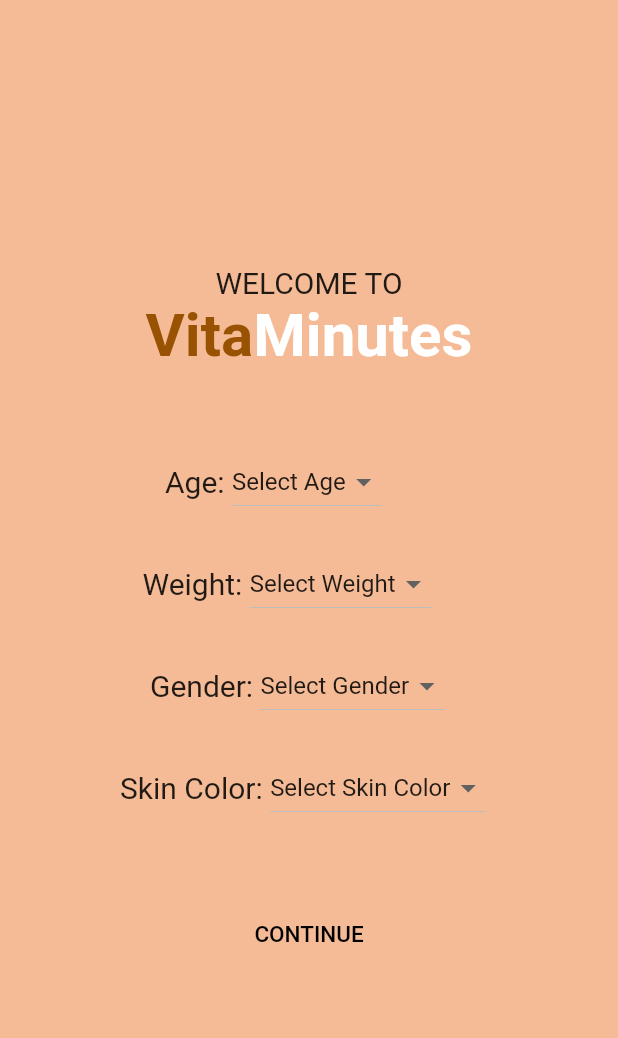
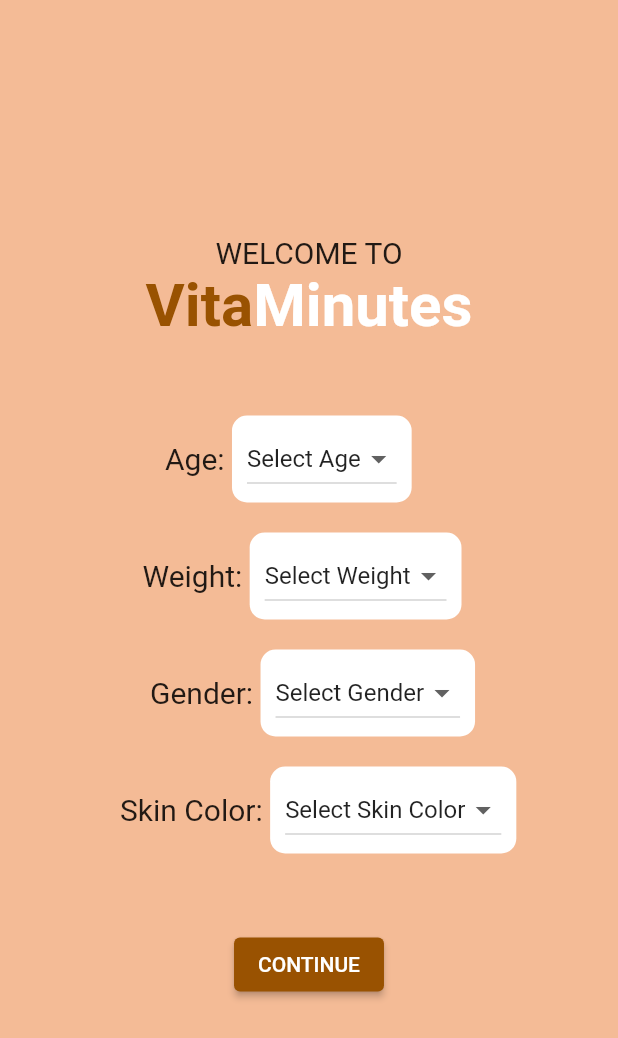
Before and after one commit to victorpolisetty/UVFlutter, a Flutter app: the screen it shows after launch, on a phone screen of 412 x 824 dp. Shown: the top 1038 px of the screen. Run offline on Flutter 3.47's test engine with Material 2 defaults, Android fonts, the light colour scheme and no system bars; our stand-ins replace geolocator, location.

Commit message:
First Page Finished

```diff
--- a/lib/main.dart
+++ b/lib/main.dart
@@ -105,7 +105,15 @@
                   child: Row(
                     children: [
                       Text("Age: ", style: TextStyle(fontSize: 20),),
-                      DropdownButton(
+
+                      Container(
+                        padding: EdgeInsets.symmetric(horizontal: 10, vertical: 5),
+                        decoration: BoxDecoration(
+                          color: Colors.white, borderRadius: BorderRadius.circular(10)
+                        ),
+
+                        child: Center(
+                          child: DropdownButton(
                               menuMaxHeight: 200,
                               value: ageValue,
                               items:
@@ -123,6 +131,8 @@
                                   ageValue = value.toString();
                                 });
                               }),
+                        ),
+                        )
                     ],
                   ),
                 ),
@@ -131,7 +141,14 @@
                   child: Row(
                     children: [
                       Text("Weight: ", style: TextStyle(fontSize: 20),),
-                      DropdownButton(
+
+                      Container(
+                        padding: EdgeInsets.symmetric(horizontal: 10, vertical: 5),
+                        decoration: BoxDecoration(
+                            color: Colors.white, borderRadius: BorderRadius.circular(10)
+                        ),
+
+                        child: DropdownButton(
                             menuMaxHeight: 200,
                             value: weightValue,
                             items:
@@ -140,7 +157,7 @@
                                   (val) {
                                 return DropdownMenuItem<String>(
                                   value: val,
-                                child: val == '99' ? Text('Select Weight') : Text(val),
+                                  child: val == '99' ? Text('Select Weight') : Text(val + ' lbs'),
                                 );
                               },
                             ).toList(),
@@ -149,6 +166,7 @@
                                 weightValue = value.toString();
                               });
                             }),
+                      )
                     ],
                   ),
                 ),
@@ -157,7 +175,14 @@
                   child: Row(
                     children: [
                       Text("Gender: ", style: TextStyle(fontSize: 20),),
-                      DropdownButton(
+
+                      Container(
+                        padding: EdgeInsets.symmetric(horizontal: 10, vertical: 5),
+                        decoration: BoxDecoration(
+                            color: Colors.white, borderRadius: BorderRadius.circular(10)
+                        ),
+
+                        child: DropdownButton(
                           menuMaxHeight: 200,
                           value: genderValue,
                           items: [
@@ -177,6 +202,7 @@
                               genderValue = value.toString();
                             });
                           }),
+                      )
                     ],
                   ),
                 ),
@@ -185,7 +211,14 @@
                   child: Row(
                     children: [
                       Text("Skin Color: ", style: TextStyle(fontSize: 20),),
-                      DropdownButton(
+
+                      Container(
+                      padding: EdgeInsets.symmetric(horizontal: 10, vertical: 5),
+                      decoration: BoxDecoration(
+                          color: Colors.white, borderRadius: BorderRadius.circular(10)
+                      ),
+
+                      child: DropdownButton(
                           menuMaxHeight: 200,
                           value: skinColorValue,
                           items: [
@@ -205,20 +238,26 @@
                               skinColorValue = value.toString();
                             });
                           }),
+                      )
                     ],
                   ),
                 ),
                 SizedBox(height: 50,),
-                TextButton(
-                  onPressed: () {
+                Center(
+                  child: ElevatedButton(
+                    onPressed: (){
                       callAPI();
+                      Navigator.push(
+                        context,
+                        MaterialPageRoute(builder: (context) => const SecondRoute()),
+                      );
                     },
-                  child: Text(
-                    'CONTINUE',
-                    style: TextStyle(color: Colors.black, fontSize: 15),
+                    child: Text('CONTINUE', style: TextStyle(color: Colors.white),),
+                    style: ButtonStyle(
+                      backgroundColor: MaterialStateProperty.all(Color(0xFF995201)),
                     ),
                   ),
-
+                ),
               ],
             ),
         ),
```
Lines whose indentation alone changed are shown as unchanged.
